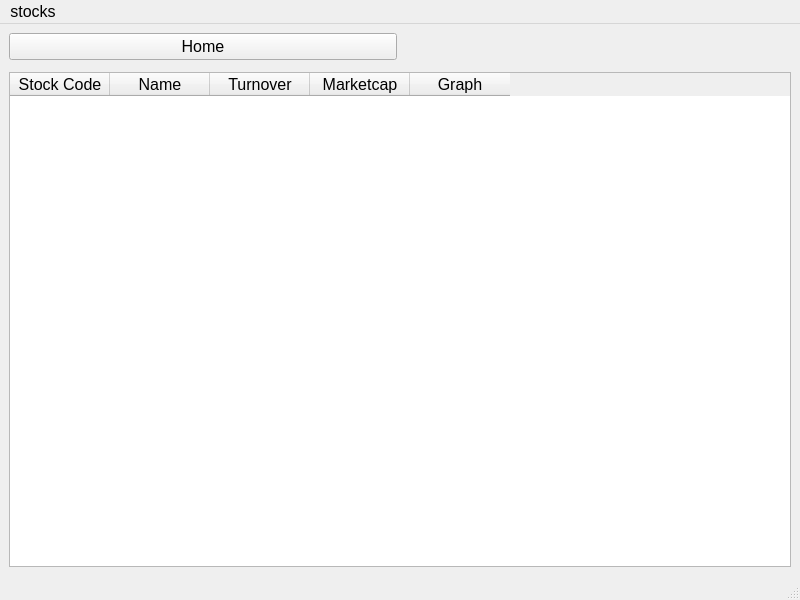
Old version of the form mainwindow.ui in the repository ShashwatSingh67/oop-project.
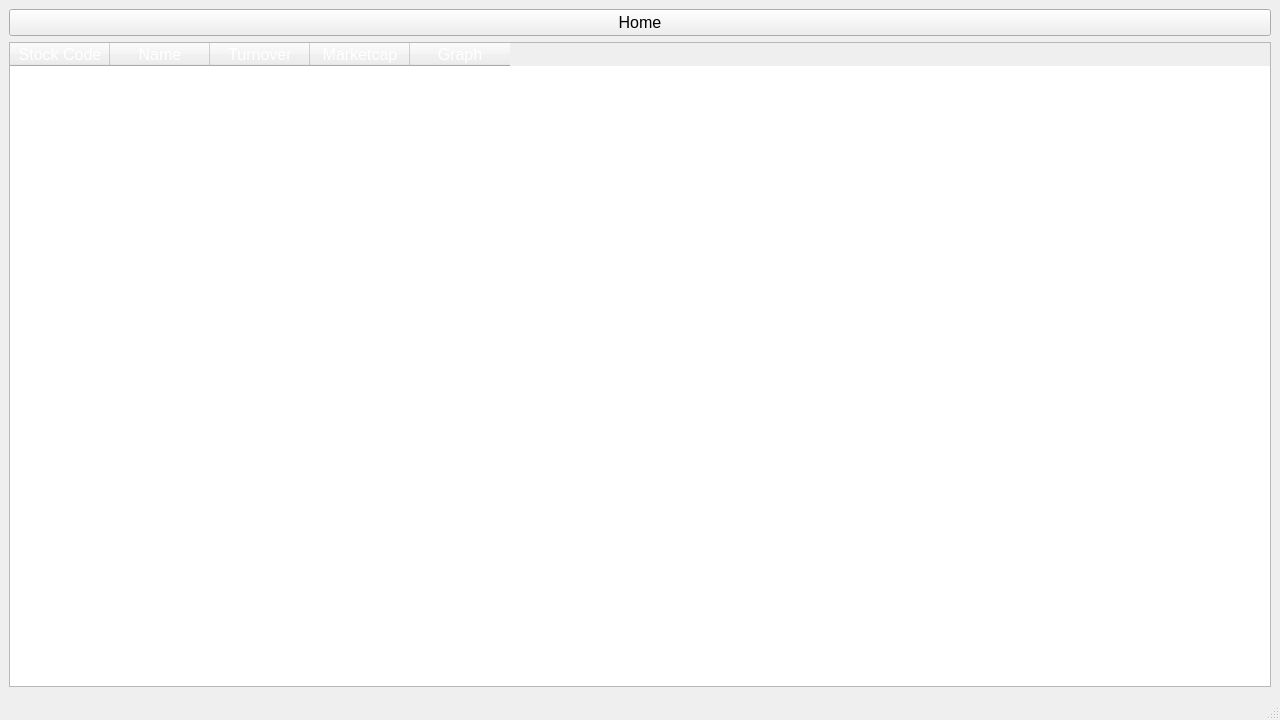
New version of the form.

What changed in the file:
```diff
--- a/mainwindow.ui
+++ b/mainwindow.ui
@@ -6,8 +6,8 @@
    <rect>
     <x>0</x>
     <y>0</y>
-    <width>800</width>
-    <height>600</height>
+    <width>1280</width>
+    <height>720</height>
    </rect>
   </property>
   <property name="font">
@@ -20,27 +20,83 @@
   </property>
   <widget class="QWidget" name="centralwidget">
    <layout class="QGridLayout" name="gridLayout">
-    <item row="0" column="0" alignment="Qt::AlignmentFlag::AlignTop">
-     <widget class="QPushButton" name="Home_Button">
-      <property name="text">
-       <string>Home</string>
-      </property>
-     </widget>
-    </item>
     <item row="1" column="0" colspan="2">
      <widget class="QTableWidget" name="tableWidget_Item_Data">
       <property name="minimumSize">
        <size>
-        <width>511</width>
-        <height>201</height>
+        <width>256</width>
+        <height>192</height>
        </size>
       </property>
       <property name="maximumSize">
        <size>
-        <width>782</width>
-        <height>495</height>
+        <width>1920</width>
+        <height>1080</height>
        </size>
       </property>
+      <property name="palette">
+       <palette>
+        <active>
+         <colorrole role="WindowText">
+          <brush brushstyle="SolidPattern">
+           <color alpha="255">
+            <red>255</red>
+            <green>255</green>
+            <blue>255</blue>
+           </color>
+          </brush>
+         </colorrole>
+         <colorrole role="Text">
+          <brush brushstyle="SolidPattern">
+           <color alpha="255">
+            <red>255</red>
+            <green>255</green>
+            <blue>255</blue>
+           </color>
+          </brush>
+         </colorrole>
+         <colorrole role="ButtonText">
+          <brush brushstyle="SolidPattern">
+           <color alpha="255">
+            <red>255</red>
+            <green>255</green>
+            <blue>255</blue>
+           </color>
+          </brush>
+         </colorrole>
+        </active>
+        <inactive>
+         <colorrole role="WindowText">
+          <brush brushstyle="SolidPattern">
+           <color alpha="255">
+            <red>255</red>
+            <green>255</green>
+            <blue>255</blue>
+           </color>
+          </brush>
+         </colorrole>
+         <colorrole role="Text">
+          <brush brushstyle="SolidPattern">
+           <color alpha="255">
+            <red>255</red>
+            <green>255</green>
+            <blue>255</blue>
+           </color>
+          </brush>
+         </colorrole>
+         <colorrole role="ButtonText">
+          <brush brushstyle="SolidPattern">
+           <color alpha="255">
+            <red>255</red>
+            <green>255</green>
+            <blue>255</blue>
+           </color>
+          </brush>
+         </colorrole>
+        </inactive>
+        <disabled/>
+       </palette>
+      </property>
       <property name="font">
        <font>
         <pointsize>12</pointsize>
@@ -76,6 +132,13 @@
       </column>
      </widget>
     </item>
+    <item row="0" column="0" colspan="2">
+     <widget class="QPushButton" name="Home_Button">
+      <property name="text">
+       <string>Home</string>
+      </property>
+     </widget>
+    </item>
    </layout>
   </widget>
   <widget class="QMenuBar" name="menubar">
@@ -83,16 +146,10 @@
     <rect>
      <x>0</x>
      <y>0</y>
-     <width>800</width>
+     <width>1280</width>
      <height>26</height>
     </rect>
    </property>
-   <widget class="QMenu" name="menuwassup">
-    <property name="title">
-     <string>stocks</string>
-    </property>
-   </widget>
-   <addaction name="menuwassup"/>
   </widget>
   <widget class="QStatusBar" name="statusbar"/>
  </widget>
```
Left out of the diff: 8 changed lines with no effect on the pictures.
